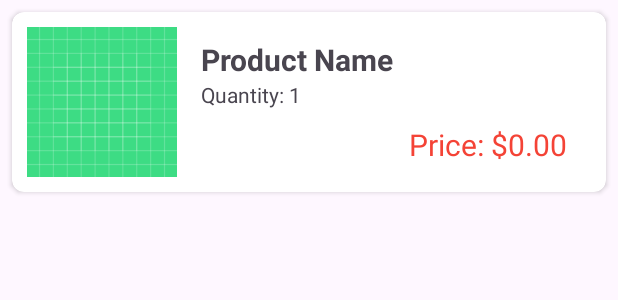
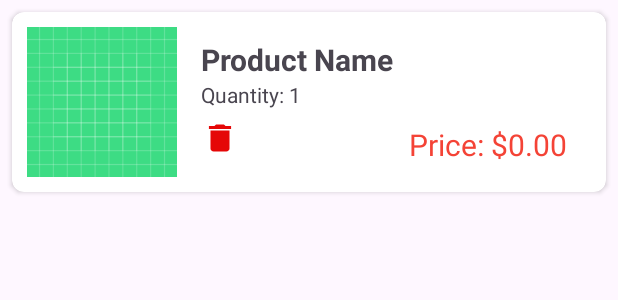
Before and after one commit to AICY-GIT/AppDoDienTu, an Android app: the layout cart_item.xml on its own in the app's theme, with its tools: preview values and no code run, on a phone screen of 412 x 824 dp. Shown: the top 300 px of the screen. Run offline under Robolectric (Android 15) with nearby library versions, the phone set to English and light mode, and no system bars.

Commit message:
delete products in cart

```diff
--- /dev/null
+++ b/app/src/main/res/drawable/baseline_delete_24.xml
@@ -0,0 +1,5 @@
+<vector android:height="24dp" android:tint="#E50707"
+    android:viewportHeight="24" android:viewportWidth="24"
+    android:width="24dp" xmlns:android="http://schemas.android.com/apk/res/android">
+    <path android:fillColor="@android:color/white" android:pathData="M6,19c0,1.1 0.9,2 2,2h8c1.1,0 2,-0.9 2,-2V7H6v12zM19,4h-3.5l-1,-1h-5l-1,1H5v2h14V4z"/>
+</vector>
--- a/app/src/main/res/layout/cart_item.xml
+++ b/app/src/main/res/layout/cart_item.xml
@@ -12,6 +12,7 @@
         android:layout_height="wrap_content"
         android:orientation="horizontal"
         android:padding="10dp">
+
 
         <ImageView
             android:id="@+id/productImageView"
@@ -52,6 +53,14 @@
                 android:textColor="#F44336"
                 android:text="Price: $0.00"
                 android:textSize="20sp" />
+
+            <ImageView
+                android:id="@+id/btn_delete"
+                android:layout_width="25dp"
+                android:layout_height="wrap_content"
+                android:layout_gravity="start"
+                android:layout_marginTop="-30dp"
+                android:background="@drawable/baseline_delete_24" />
         </LinearLayout>
     </LinearLayout>
 </androidx.cardview.widget.CardView>
```
Also changed, not shown: app/src/main/java/com/example/tk_app/classify_product/CartAdapter.kt (+56 -2 lines).
